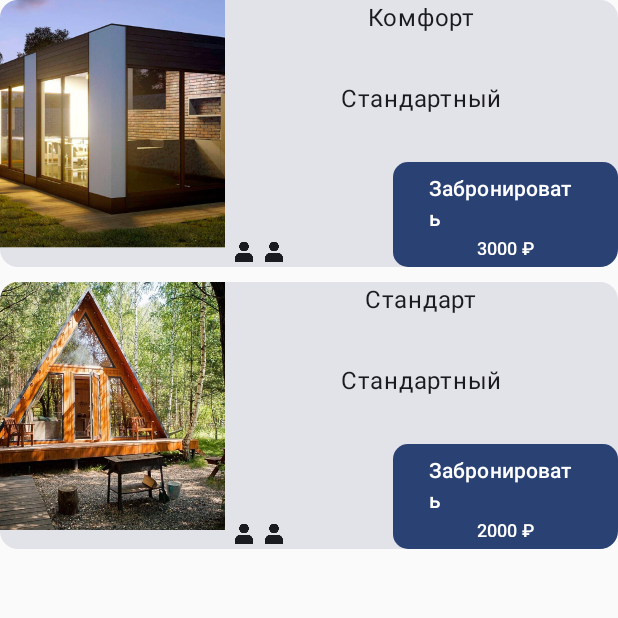
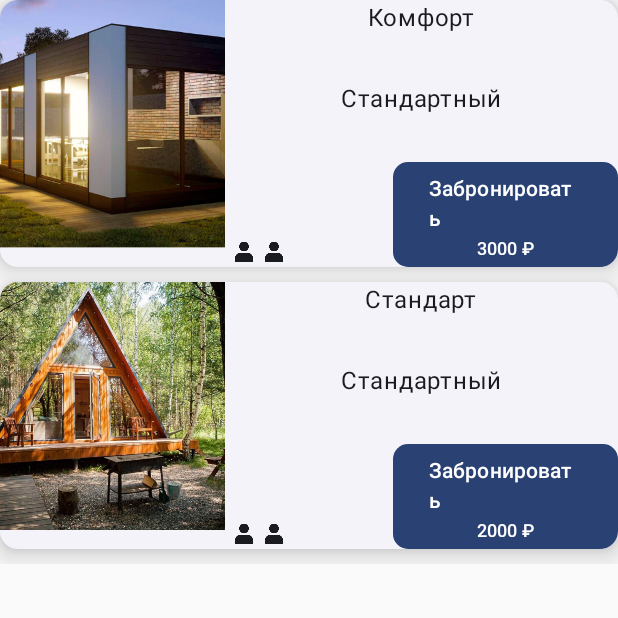
Before and after one commit to mk1MoreBugs/SmartTravel, an Android app built with Jetpack Compose: the screen it shows after launch (MainActivity), on a phone screen of 412 x 824 dp, the top half of it. Run offline under Robolectric (Android 15) with nearby library versions, the phone set to English and light mode, and no system bars; libraries missing offline, so code that uses them is left out: com.yandex.mapkit.

Commit message:
change Card to ElevatedCard

```diff
--- a/android/app/src/main/java/hackathon/smarttravel/ui/home/HomeScreen.kt
+++ b/android/app/src/main/java/hackathon/smarttravel/ui/home/HomeScreen.kt
@@ -12,7 +12,8 @@ import androidx.compose.foundation.lazy.LazyColumn
 import androidx.compose.foundation.lazy.items
 import androidx.compose.foundation.shape.RoundedCornerShape
 import androidx.compose.material3.Button
-import androidx.compose.material3.Card
+import androidx.compose.material3.CardDefaults
+import androidx.compose.material3.ElevatedCard
 import androidx.compose.material3.Icon
 import androidx.compose.material3.Text
 import androidx.compose.runtime.Composable
@@ -50,8 +51,9 @@ fun CardItem(
     onNavigateToItem: () -> Unit,
 ) {
     val paddingBottom = 30.dp
-    Card(
-        modifier = Modifier.fillMaxWidth()
+    ElevatedCard(
+        modifier = Modifier.fillMaxWidth(),
+        elevation = CardDefaults.cardElevation(10.dp),
     ) {
         Row {
             Image(
```
